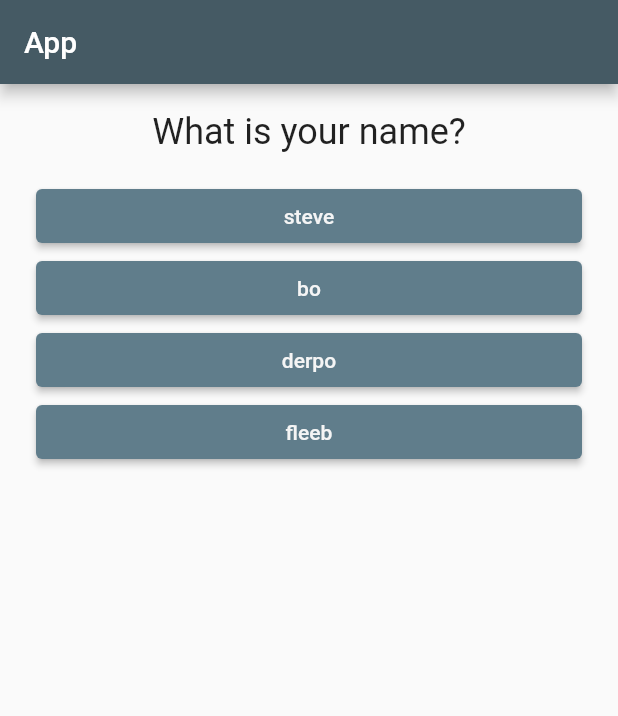
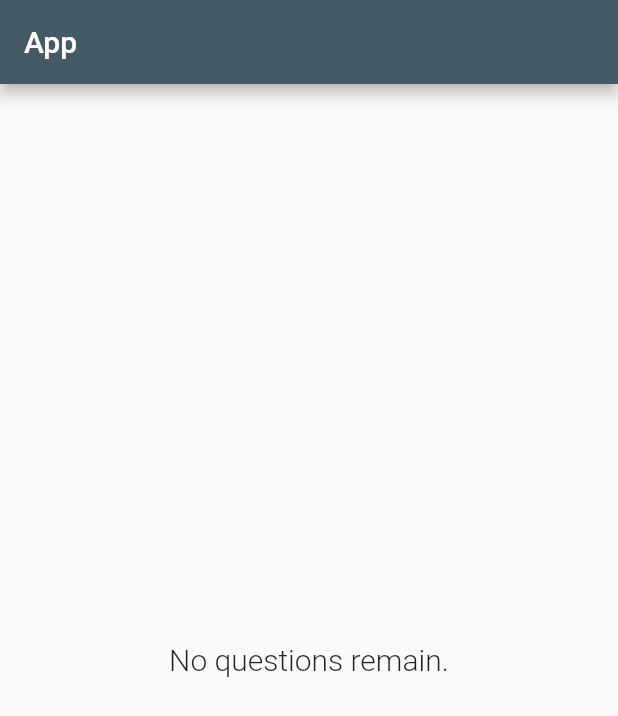
Before and after one commit to AlecGrey/flutter-practice, a Flutter app: the screen it shows after launch, after a tap on "steve", after a tap on "Measure the airspeed velocity of an Afri", after a tap on "Fuchsia", on a phone screen of 412 x 824 dp. Shown: the top 716 px of the screen. Run offline on Flutter 3.47's test engine with Material 2 defaults, Android fonts, the phone set to English and light mode, and no system bars.

```diff
--- a/lib/main.dart
+++ b/lib/main.dart
@@ -18,10 +18,11 @@ class _MyAppState extends State<MyApp> {
 
   void _answerQuestion() {
     print(_index);
-    if (_index == _questions.length - 1)
-      setState(() => _index = 0);
-    else
     setState(() => _index++);
+  }
+
+  bool _questionsRemaining() {
+    return _questions.length > _index;
   }
 
   static const _questions = [
@@ -54,16 +55,26 @@ class _MyAppState extends State<MyApp> {
           ),
           backgroundColor: Colors.blueGrey[700],
         ),
-          body: Column(
+        body: _questionsRemaining()
+            ? Column(
                 children: [
                   Question(
                     _questions[_index]['questionText'],
                   ),
-              ...(_questions[_index]['answers'] as List<String>).map((answer) {
+                  ...(_questions[_index]['answers'] as List<String>)
+                      .map((answer) {
                     return Answer(_answerQuestion, answer);
                   }).toList()
                 ],
+              )
+            : Center(
+                child: Text('No questions remain.',
+                    style: TextStyle(
+                      fontSize: 20,
+                      fontWeight: FontWeight.w300,
                     )),
+              ),
+      ),
     );
   }
 }
```
Also changed, not shown: lib/quiz.dart (added, +19 -0 lines). Lines whose indentation alone changed are shown as unchanged.
